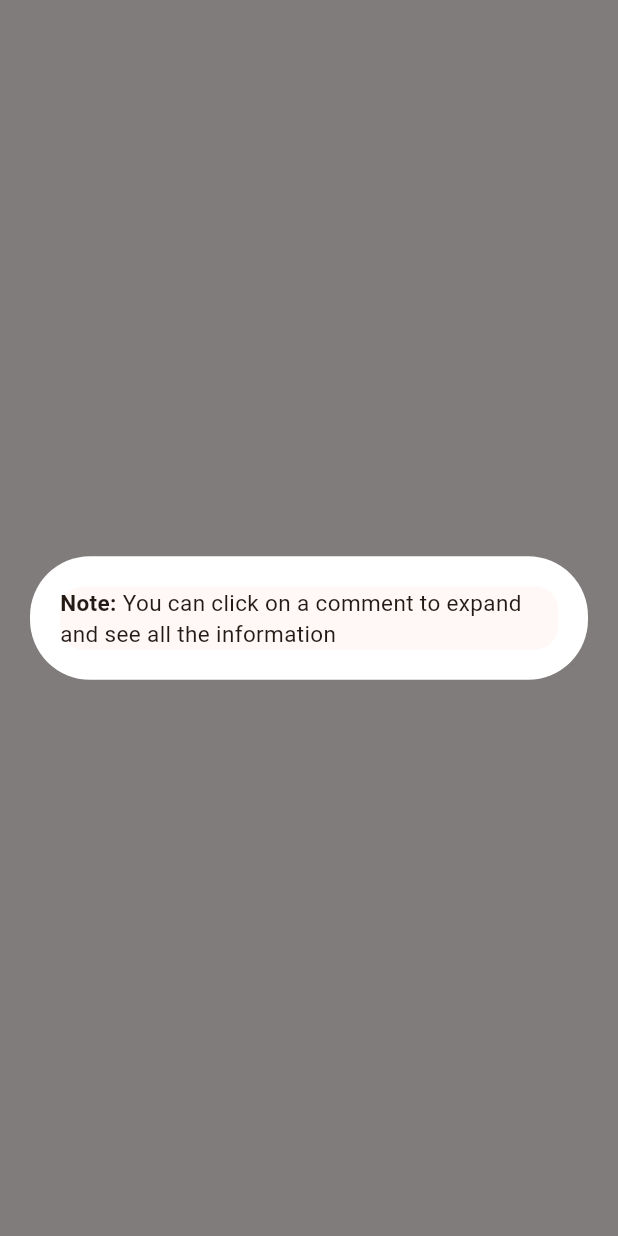
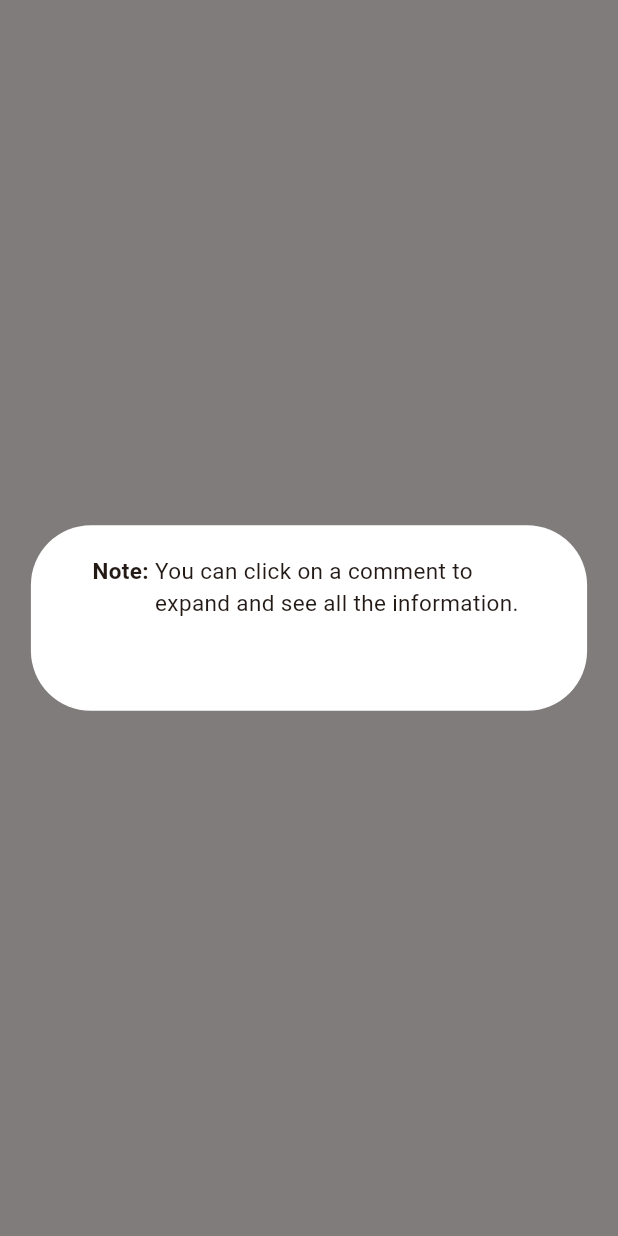
Before and after one commit to Guyco070/cambium_social_network, a Flutter app: what showCustomDialog() shows on an empty page, opened directly, on a phone screen of 412 x 824 dp. Run offline on Flutter 3.47's test engine with Material 3 defaults, Android fonts, the phone set to English and light mode, and no system bars; our stand-ins replace dio, flutter_riverpod, flutter_sizer, freezed_annotation, go_router, shimmer and 1 more; network calls fail.

Commit message:
text fixes

```diff
--- a/lib/widgets/comments_screen/hello_dialog.dart
+++ b/lib/widgets/comments_screen/note_dialog.dart
@@ -11,30 +11,39 @@ void showCustomDialog(BuildContext context) {
     pageBuilder: (_, __, ___) {
       return Center(
         child: Container(
-          height: 10.h,
+          height: 15.h,
+          width: 90.w,
           alignment: Alignment.center,
           margin: const EdgeInsets.symmetric(horizontal: 20),
-          padding: const EdgeInsets.symmetric(horizontal: 20),
+          padding: const EdgeInsets.all(20),
           decoration: BoxDecoration(color: Colors.white, borderRadius: BorderRadius.circular(40)),
           child: Material(
             borderRadius: BorderRadius.circular(15),
-            child: const Text.rich(
-              TextSpan(
-                style: TextStyle(
-                  fontSize: 15,
-                ),
-                children: [
-                  TextSpan(
-                    text: "Note: ",
+            color: Colors.white,
+            child: Row(
+              mainAxisAlignment: MainAxisAlignment.center,
+              crossAxisAlignment: CrossAxisAlignment.start,
+              mainAxisSize: MainAxisSize.min,
+              children: [
+                  const Text(
+                    "Note: ",
                     style: TextStyle(
+                      fontSize: 15,
                       fontWeight: FontWeight.bold
                     ),
                   ),
-                  TextSpan(
-                    text: "You can click on a comment to expand and see all the information"
-                  ),
-                ]
-              ),
+                  SizedBox(
+                    width: 60.w,
+                    height: 15.h,
+                    child: const Text(
+                      "You can click on a comment to expand and see all the information.",
+                      maxLines: 100,
+                      style: TextStyle(
+                        fontSize: 15,
+                      ),
+                    ),
+                  )
+              ],
             ),
           ),
         ),
@@ -43,9 +52,9 @@ void showCustomDialog(BuildContext context) {
     transitionBuilder: (_, anim, __, child) {
       Tween<Offset> tween;
       if (anim.status == AnimationStatus.reverse) {
-        tween = Tween(begin: Offset(-1, 0), end: Offset.zero);
+        tween = Tween(begin: const Offset(-1, 0), end: Offset.zero);
       } else {
-        tween = Tween(begin: Offset(1, 0), end: Offset.zero);
+        tween = Tween(begin: const Offset(1, 0), end: Offset.zero);
       }
 
       return SlideTransition(
--- a/lib/widgets/comments_screen/top_app_bar.dart
+++ b/lib/widgets/comments_screen/top_app_bar.dart
@@ -1,5 +1,5 @@
 import 'package:cambium_social_network/screens/info_screen.dart';
-import 'package:cambium_social_network/widgets/comments_screen/hello_dialog.dart';
+import 'package:cambium_social_network/widgets/comments_screen/note_dialog.dart';
 import 'package:flutter/material.dart';
 import 'package:flutter/widgets.dart';
 import 'package:flutter_sizer/flutter_sizer.dart';
```
